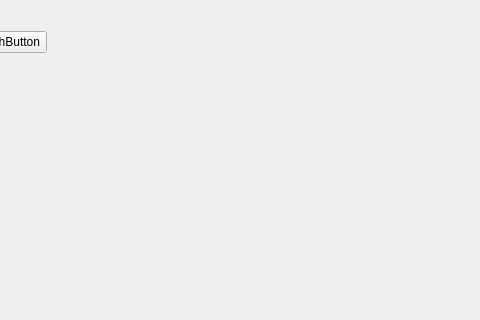
Before: the Qt Designer form multiADB/UI_Files/look.ui in Arctic-lin/iDontKnow, drawn with Qt 5; both pictures show x 141 to 621 and y 0 to 320 of the 800 by 600 pixel window.
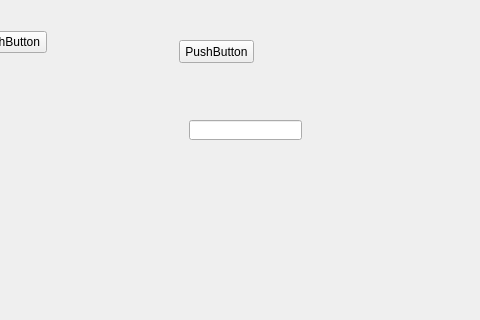
After: the same form once the commit is applied.

Patch:
```diff
--- a/multiADB/UI_Files/look.ui
+++ b/multiADB/UI_Files/look.ui
@@ -75,6 +75,29 @@
       <height>261</height>
      </rect>
     </property>
+    <widget class="QPushButton" name="pushButton_3">
+     <property name="geometry">
+      <rect>
+       <x>40</x>
+       <y>10</y>
+       <width>75</width>
+       <height>23</height>
+      </rect>
+     </property>
+     <property name="text">
+      <string>PushButton</string>
+     </property>
+    </widget>
+    <widget class="QLineEdit" name="lineEdit">
+     <property name="geometry">
+      <rect>
+       <x>50</x>
+       <y>90</y>
+       <width>113</width>
+       <height>20</height>
+      </rect>
+     </property>
+    </widget>
    </widget>
   </widget>
   <widget class="QMenuBar" name="menubar">
```
